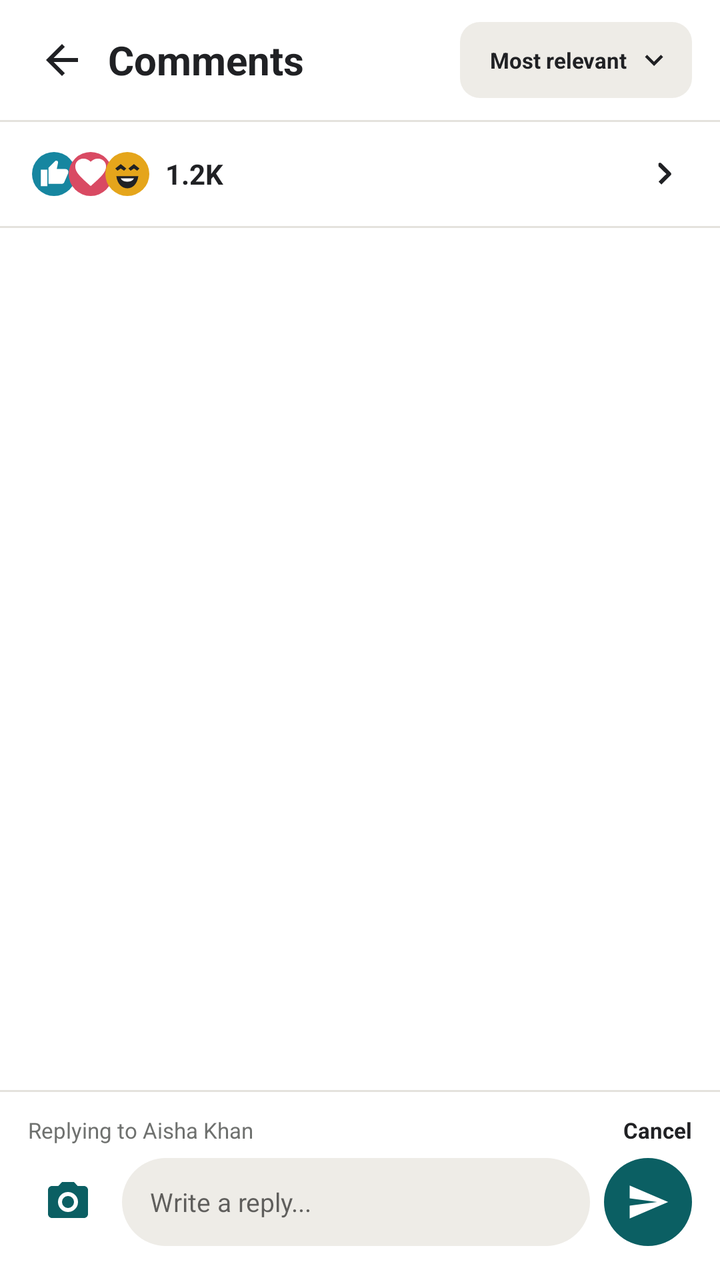
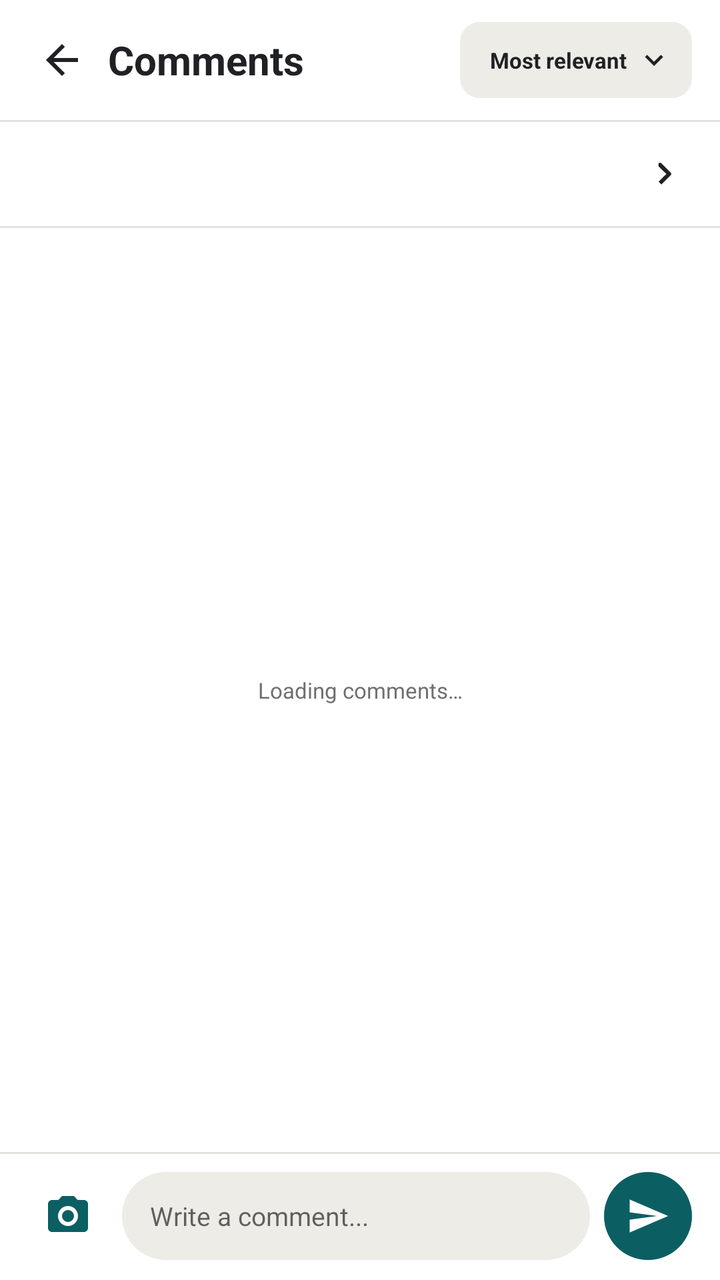

Compare the two renders of this Android layout. The source of the first and the diff that turns it into the second are given below.
<!-- AndroidManifest.xml: application theme Theme.Kinnect -->
<!-- res/layout/activity_comments.xml -->
<?xml version="1.0" encoding="utf-8"?>
<LinearLayout
    xmlns:android="http://schemas.android.com/apk/res/android"
    android:layout_width="match_parent"
    android:layout_height="match_parent"
    android:background="@color/white"
    android:orientation="vertical">

    <LinearLayout
        android:layout_width="match_parent"
        android:layout_height="60dp"
        android:gravity="center_vertical"
        android:paddingStart="8dp"
        android:paddingEnd="14dp">

        <ImageView
            android:id="@+id/backButton"
            android:layout_width="46dp"
            android:layout_height="46dp"
            android:contentDescription="Back"
            android:padding="11dp"
            android:src="@drawable/ic_back" />

        <TextView
            style="@style/Title"
            android:layout_width="0dp"
            android:layout_height="wrap_content"
            android:layout_weight="1"
            android:text="Comments"
            android:textSize="20sp" />

        <LinearLayout
            android:layout_width="116dp"
            android:layout_height="38dp"
            android:background="@drawable/rounded_soft"
            android:gravity="center"
            android:paddingHorizontal="10dp">

            <TextView
                style="@style/Heading"
                android:layout_width="0dp"
                android:layout_height="wrap_content"
                android:layout_weight="1"
                android:gravity="center"
                android:text="Most relevant"
                android:textSize="11sp" />

            <ImageView
                android:layout_width="18dp"
                android:layout_height="18dp"
                android:src="@drawable/ic_chevron_down" />

        </LinearLayout>

    </LinearLayout>

    <View
        android:layout_width="match_parent"
        android:layout_height="1dp"
        android:background="@color/divider" />

    <LinearLayout
        android:layout_width="match_parent"
        android:layout_height="52dp"
        android:gravity="center_vertical"
        android:paddingHorizontal="16dp">

        <ImageView
            android:layout_width="22dp"
            android:layout_height="22dp"
            android:src="@drawable/reaction_like" />

        <ImageView
            android:layout_width="22dp"
            android:layout_height="22dp"
            android:layout_marginStart="-4dp"
            android:src="@drawable/reaction_love" />

        <ImageView
            android:layout_width="22dp"
            android:layout_height="22dp"
            android:layout_marginStart="-4dp"
            android:src="@drawable/reaction_laugh" />

        <TextView
            style="@style/Heading"
            android:layout_width="0dp"
            android:layout_height="wrap_content"
            android:layout_marginStart="8dp"
            android:layout_weight="1"
            android:text="1.2K"
            android:textSize="14sp" />

        <ImageView
            android:layout_width="24dp"
            android:layout_height="24dp"
            android:src="@drawable/ic_chevron_right" />

    </LinearLayout>

    <View
        android:layout_width="match_parent"
        android:layout_height="1dp"
        android:background="@color/divider" />

    <ScrollView
        android:id="@+id/sampleCommentsScroll"
        android:layout_width="match_parent"
        android:layout_height="0dp"
        android:layout_weight="1"
        android:clipToPadding="false"
        android:fillViewport="true"
        android:visibility="gone">

        <LinearLayout
            android:layout_width="match_parent"
            android:layout_height="wrap_content"
            android:orientation="vertical"
            android:paddingHorizontal="16dp"
            android:paddingTop="12dp"
            android:paddingBottom="14dp">

            <LinearLayout
                android:layout_width="match_parent"
                android:layout_height="wrap_content"
                android:gravity="top">

                <TextView
                    android:id="@+id/aishaCommentProfile"
                    style="@style/Avatar"
                    android:layout_width="48dp"
                    android:layout_height="48dp"
                    android:background="@drawable/circle_red"
                    android:text="AK"
                    android:textSize="13sp" />

                <LinearLayout
                    android:layout_width="0dp"
                    android:layout_height="wrap_content"
                    android:layout_marginStart="9dp"
                    android:layout_weight="1"
                    android:orientation="vertical">

                    <TextView
                        style="@style/Body"
                        android:layout_width="match_parent"
                        android:layout_height="wrap_content"
                        android:background="@drawable/rounded_soft"
                        android:padding="12dp"
                        android:text="Aisha Khan\nThat sky is unreal. Which part of the beach was this?"
                        android:textSize="13sp" />

                    <LinearLayout
                        android:layout_width="match_parent"
                        android:layout_height="30dp"
                        android:gravity="center_vertical"
                        android:paddingStart="12dp">

                        <TextView
                            style="@style/Meta"
                            android:layout_width="wrap_content"
                            android:layout_height="wrap_content"
                            android:text="2h"
                            android:textSize="11sp" />

                        <TextView
                            style="@style/Heading"
                            android:layout_width="wrap_content"
                            android:layout_height="wrap_content"
                            android:layout_marginStart="16dp"
                            android:text="Like"
                            android:textColor="@color/primary"
                            android:textSize="11sp" />

                        <TextView
                            style="@style/Heading"
                            android:layout_width="wrap_content"
                            android:layout_height="wrap_content"
                            android:layout_marginStart="16dp"
                            android:text="Reply"
                            android:textSize="11sp" />

                        <Space
                            android:layout_width="0dp"
                            android:layout_height="1dp"
                            android:layout_weight="1" />

                        <LinearLayout
                            android:layout_width="62dp"
                            android:layout_height="28dp"
                            android:background="@drawable/rounded_white"
                            android:gravity="center">

                            <ImageView
                                android:layout_width="18dp"
                                android:layout_height="18dp"
                                android:src="@drawable/reaction_like" />

                            <ImageView
                                android:layout_width="18dp"
                                android:layout_height="18dp"
                                android:layout_marginStart="-3dp"
                                android:src="@drawable/reaction_love" />

                            <TextView
                                style="@style/Meta"
                                android:layout_width="wrap_content"
                                android:layout_height="wrap_content"
                                android:layout_marginStart="3dp"
                                android:text="24" />

                        </LinearLayout>

                    </LinearLayout>

                </LinearLayout>

            </LinearLayout>

            <LinearLayout
                android:layout_width="match_parent"
                android:layout_height="wrap_content"
                android:layout_marginStart="46dp"
                android:gravity="top">

                <TextView
                    android:id="@+id/linaCommentProfile"
                    style="@style/Avatar"
                    android:layout_width="40dp"
                    android:layout_height="40dp"
                    android:background="@drawable/circle_purple"
                    android:text="LM"
                    android:textSize="11sp" />

                <LinearLayout
                    android:layout_width="0dp"
                    android:layout_height="wrap_content"
                    android:layout_marginStart="8dp"
                    android:layout_weight="1"
                    android:orientation="vertical">

                    <TextView
                        style="@style/Body"
                        android:layout_width="match_parent"
                        android:layout_height="wrap_content"
                        android:background="@drawable/rounded_soft"
                        android:padding="11dp"
                        android:text="Lina Marsh\nNear the old pier, right before the rain started!"
                        android:textSize="13sp" />

                    <LinearLayout
                        android:layout_width="match_parent"
                        android:layout_height="29dp"
                        android:gravity="center_vertical"
                        android:paddingStart="11dp">

                        <TextView
                            style="@style/Meta"
                            android:layout_width="wrap_content"
                            android:layout_height="wrap_content"
                            android:text="1h"
                            android:textSize="11sp" />

                        <TextView
                            style="@style/Heading"
                            android:layout_width="wrap_content"
                            android:layout_height="wrap_content"
                            android:layout_marginStart="16dp"
                            android:text="Like"
                            android:textSize="11sp" />

                        <TextView
                            style="@style/Heading"
                            android:layout_width="wrap_content"
                            android:layout_height="wrap_content"
                            android:layout_marginStart="16dp"
                            android:text="Reply"
                            android:textSize="11sp" />

                        <Space
                            android:layout_width="0dp"
                            android:layout_height="1dp"
                            android:layout_weight="1" />

                        <LinearLayout
                            android:layout_width="42dp"
                            android:layout_height="26dp"
                            android:background="@drawable/rounded_white"
                            android:gravity="center">

                            <ImageView
                                android:layout_width="18dp"
                                android:layout_height="18dp"
                                android:src="@drawable/reaction_laugh" />

                            <TextView
                                style="@style/Meta"
                                android:layout_width="wrap_content"
                                android:layout_height="wrap_content"
                                android:layout_marginStart="3dp"
                                android:text="3" />

                        </LinearLayout>

                    </LinearLayout>

                </LinearLayout>

            </LinearLayout>

            <LinearLayout
                android:layout_width="match_parent"
                android:layout_height="wrap_content"
                android:layout_marginStart="46dp"
                android:gravity="top">

                <TextView
                    android:id="@+id/zainCommentProfile"
                    style="@style/Avatar"
                    android:layout_width="40dp"
                    android:layout_height="40dp"
                    android:background="@drawable/circle_teal_mid"
                    android:text="ZR"
                    android:textSize="11sp" />

                <LinearLayout
                    android:layout_width="0dp"
                    android:layout_height="wrap_content"
                    android:layout_marginStart="8dp"
                    android:layout_weight="1"
                    android:orientation="vertical">

                    <TextView
                        style="@style/Body"
                        android:layout_width="match_parent"
                        android:layout_height="wrap_content"
                        android:background="@drawable/rounded_soft"
                        android:padding="11dp"
                        android:text="Zain Raza\n@Lina Marsh next time invite the rest of us"
                        android:textSize="13sp" />

                    <LinearLayout
                        android:layout_width="match_parent"
                        android:layout_height="29dp"
                        android:gravity="center_vertical"
                        android:paddingStart="11dp">

                        <TextView
                            style="@style/Meta"
                            android:layout_width="wrap_content"
                            android:layout_height="wrap_content"
                            android:text="45m"
                            android:textSize="11sp" />

                        <TextView
                            style="@style/Heading"
                            android:layout_width="wrap_content"
                            android:layout_height="wrap_content"
                            android:layout_marginStart="16dp"
                            android:text="Like"
                            android:textSize="11sp" />

                        <TextView
                            style="@style/Heading"
                            android:layout_width="wrap_content"
                            android:layout_height="wrap_content"
                            android:layout_marginStart="16dp"
                            android:text="Reply"
                            android:textSize="11sp" />

                    </LinearLayout>

                </LinearLayout>

            </LinearLayout>

            <TextView
                style="@style/Heading"
                android:layout_width="match_parent"
                android:layout_height="38dp"
                android:layout_marginStart="82dp"
                android:gravity="center_vertical"
                android:text="View 6 more replies"
                android:textSize="12sp" />

            <LinearLayout
                android:layout_width="match_parent"
                android:layout_height="wrap_content"
                android:layout_marginTop="6dp"
                android:gravity="top">

                <TextView
                    android:id="@+id/hamzaCommentProfile"
                    style="@style/Avatar"
                    android:layout_width="48dp"
                    android:layout_height="48dp"
                    android:background="@drawable/circle_green"
                    android:text="HA"
                    android:textSize="13sp" />

                <LinearLayout
                    android:layout_width="0dp"
                    android:layout_height="wrap_content"
                    android:layout_marginStart="9dp"
                    android:layout_weight="1"
                    android:orientation="vertical">

                    <TextView
                        style="@style/Body"
                        android:layout_width="wrap_content"
                        android:layout_height="wrap_content"
                        android:background="@drawable/rounded_soft"
                        android:padding="11dp"
                        android:text="Hamza Ali\nSame spot, one year ago:"
                        android:textSize="13sp" />

                    <ImageView
                        android:layout_width="190dp"
                        android:layout_height="132dp"
                        android:layout_marginTop="6dp"
                        android:scaleType="centerCrop"
                        android:src="@drawable/landscape_blue" />

                    <LinearLayout
                        android:layout_width="190dp"
                        android:layout_height="29dp"
                        android:gravity="center_vertical"
                        android:paddingStart="11dp">

                        <TextView
                            style="@style/Meta"
                            android:layout_width="wrap_content"
                            android:layout_height="wrap_content"
                            android:text="1h"
                            android:textSize="11sp" />

                        <TextView
                            style="@style/Heading"
                            android:layout_width="wrap_content"
                            android:layout_height="wrap_content"
                            android:layout_marginStart="16dp"
                            android:text="Like"
                            android:textSize="11sp" />

                        <TextView
                            style="@style/Heading"
                            android:layout_width="wrap_content"
                            android:layout_height="wrap_content"
                            android:layout_marginStart="16dp"
                            android:text="Reply"
                            android:textSize="11sp" />

                    </LinearLayout>

                </LinearLayout>

            </LinearLayout>

            <LinearLayout
                android:layout_width="match_parent"
                android:layout_height="wrap_content"
                android:layout_marginTop="5dp"
                android:gravity="top">

                <TextView
                    android:id="@+id/mayaCommentProfile"
                    style="@style/Avatar"
                    android:layout_width="48dp"
                    android:layout_height="48dp"
                    android:background="@drawable/circle_green"
                    android:text="MC"
                    android:textSize="13sp" />

                <TextView
                    style="@style/Body"
                    android:layout_width="wrap_content"
                    android:layout_height="wrap_content"
                    android:layout_marginStart="9dp"
                    android:background="@drawable/rounded_soft"
                    android:padding="11dp"
                    android:text="Maya Chen\nFraming this one."
                    android:textSize="13sp" />

            </LinearLayout>

        </LinearLayout>

    </ScrollView>

    <androidx.recyclerview.widget.RecyclerView
        android:id="@+id/commentsRecyclerView"
        android:layout_width="match_parent"
        android:layout_height="0dp"
        android:layout_weight="1"
        android:clipToPadding="false"
        android:paddingBottom="6dp" />

    <View
        android:layout_width="match_parent"
        android:layout_height="1dp"
        android:background="@color/divider" />

    <LinearLayout
        android:layout_width="match_parent"
        android:layout_height="94dp"
        android:orientation="vertical"
        android:paddingHorizontal="14dp"
        android:paddingTop="7dp"
        android:paddingBottom="8dp">

        <LinearLayout
            android:layout_width="match_parent"
            android:layout_height="24dp"
            android:gravity="center_vertical">

            <TextView
                android:id="@+id/replyingLabel"
                style="@style/Meta"
                android:layout_width="0dp"
                android:layout_height="wrap_content"
                android:layout_weight="1"
                android:text="Replying to Aisha Khan"
                android:textSize="11sp" />

            <TextView
                android:id="@+id/cancelReplyButton"
                style="@style/Heading"
                android:layout_width="wrap_content"
                android:layout_height="wrap_content"
                android:text="Cancel"
                android:textSize="11sp" />

        </LinearLayout>

        <LinearLayout
            android:layout_width="match_parent"
            android:layout_height="48dp"
            android:gravity="center_vertical">

            <ImageView
                android:layout_width="40dp"
                android:layout_height="40dp"
                android:contentDescription="Camera"
                android:padding="8dp"
                android:src="@drawable/ic_camera"
                android:tint="@color/primary" />

            <EditText
                android:id="@+id/commentInput"
                android:layout_width="0dp"
                android:layout_height="44dp"
                android:layout_marginHorizontal="7dp"
                android:layout_weight="1"
                android:background="@drawable/input_pill"
                android:hint="Write a reply..."
                android:paddingHorizontal="14dp"
                android:textSize="13sp" />

            <ImageView
                android:id="@+id/sendCommentButton"
                android:layout_width="44dp"
                android:layout_height="44dp"
                android:background="@drawable/circle_teal"
                android:contentDescription="Send"
                android:padding="11dp"
                android:src="@drawable/ic_send"
                android:tint="@color/white" />

        </LinearLayout>

    </LinearLayout>

</LinearLayout>
<!-- resources referenced by this layout -->
<resources>
  <color name="divider">#E4E2DD</color>
  <color name="primary">#0B5F63</color>
  <color name="white">#FFFFFFFF</color>
  <!-- drawable circle_green (drawable) -->
  <shape xmlns:android="http://schemas.android.com/apk/res/android" android:shape="oval"><solid android:color="@color/green"/></shape>
  <!-- drawable circle_purple (drawable) -->
  <shape xmlns:android="http://schemas.android.com/apk/res/android" android:shape="oval"><solid android:color="@color/purple"/></shape>
  <!-- drawable circle_red (drawable) -->
  <shape xmlns:android="http://schemas.android.com/apk/res/android" android:shape="oval"><solid android:color="@color/red"/></shape>
  <!-- drawable circle_teal (drawable) -->
  <shape xmlns:android="http://schemas.android.com/apk/res/android" android:shape="oval"><solid android:color="@color/primary"/></shape>
  <!-- drawable circle_teal_mid (drawable) -->
  <shape xmlns:android="http://schemas.android.com/apk/res/android" android:shape="oval">
      <solid android:color="@color/teal_mid" />
  </shape>
  <!-- drawable ic_send (drawable) -->
  <vector xmlns:android="http://schemas.android.com/apk/res/android" android:width="24dp" android:height="24dp" android:viewportWidth="24" android:viewportHeight="24"><path android:fillColor="@color/text_primary" android:pathData="M2.01,21L23,12 2.01,3 2,10l15,2 -15,2z"/></vector>
  <!-- drawable input_pill (drawable) -->
  <shape xmlns:android="http://schemas.android.com/apk/res/android">
      <solid android:color="@color/surface_soft" />
      <corners android:radius="24dp" />
  </shape>
  <!-- drawable rounded_soft (drawable) -->
  <shape xmlns:android="http://schemas.android.com/apk/res/android">
      <solid android:color="@color/surface_soft" />
      <corners android:radius="10dp" />
  </shape>
  <!-- drawable rounded_white (drawable) -->
  <shape xmlns:android="http://schemas.android.com/apk/res/android"><solid android:color="@color/white"/><corners android:radius="12dp"/><stroke android:width="1dp" android:color="@color/divider"/></shape>
  <style name="Body"><item name="android:fontFamily">sans</item><item name="android:textColor">@color/text_primary</item><item name="android:textSize">14sp</item></style>
  <style name="Heading"><item name="android:fontFamily">sans</item><item name="android:textColor">@color/text_primary</item><item name="android:textSize">16sp</item><item name="android:textStyle">bold</item></style>
  <style name="Meta"><item name="android:fontFamily">sans</item><item name="android:textColor">@color/text_secondary</item><item name="android:textSize">11sp</item></style>
  <style name="Title"><item name="android:fontFamily">sans</item><item name="android:textColor">@color/text_primary</item><item name="android:textSize">24sp</item><item name="android:textStyle">bold</item></style>
  <color name="green">#2F7359</color>
  <color name="purple">#765184</color>
  <color name="red">#D94147</color>
  <color name="teal_mid">#24777A</color>
  <color name="text_primary">#202124</color>
  <color name="surface_soft">#EEECE7</color>
  <color name="reaction_yellow">#E5A51B</color>
  <color name="reaction_blue">#1686A0</color>
  <color name="reaction_pink">#D94A63</color>
  <color name="text_secondary">#6F716F</color>
  <!-- unchanged entries left out for length: 10 -->
</resources>

<!-- the commit's change to res/layout/activity_comments.xml (unified diff, before → after) -->
@@ -30,6 +30,7 @@
             android:textSize="20sp" />
 
         <LinearLayout
+            android:id="@+id/commentsSortButton"
             android:layout_width="116dp"
             android:layout_height="38dp"
             android:background="@drawable/rounded_soft"
@@ -37,6 +38,7 @@
             android:paddingHorizontal="10dp">
 
             <TextView
+                android:id="@+id/commentsSortLabel"
                 style="@style/Heading"
                 android:layout_width="0dp"
                 android:layout_height="wrap_content"
@@ -66,21 +68,27 @@
         android:paddingHorizontal="16dp">
 
         <ImageView
+            android:id="@+id/commentsReaction1"
+            android:visibility="gone"
             android:layout_width="22dp"
             android:layout_height="22dp"
-            android:src="@drawable/reaction_like" />
+            android:contentDescription="Reaction" />
 
         <ImageView
+            android:id="@+id/commentsReaction2"
+            android:visibility="gone"
             android:layout_width="22dp"
             android:layout_height="22dp"
             android:layout_marginStart="-4dp"
-            android:src="@drawable/reaction_love" />
+            android:contentDescription="Reaction" />
 
         <ImageView
+            android:id="@+id/commentsReaction3"
+            android:visibility="gone"
             android:layout_width="22dp"
             android:layout_height="22dp"
             android:layout_marginStart="-4dp"
-            android:src="@drawable/reaction_laugh" />
+            android:contentDescription="Reaction" />
 
         <TextView
             style="@style/Heading"
@@ -88,7 +96,8 @@
             android:layout_height="wrap_content"
             android:layout_marginStart="8dp"
             android:layout_weight="1"
-            android:text="1.2K"
+            android:id="@+id/commentsReactionSummary"
+            android:text=""
             android:textSize="14sp" />
 
         <ImageView
@@ -487,13 +496,29 @@
 
     </ScrollView>
 
-    <androidx.recyclerview.widget.RecyclerView
-        android:id="@+id/commentsRecyclerView"
+    <RelativeLayout
         android:layout_width="match_parent"
         android:layout_height="0dp"
-        android:layout_weight="1"
-        android:clipToPadding="false"
-        android:paddingBottom="6dp" />
+        android:layout_weight="1">
+
+        <androidx.recyclerview.widget.RecyclerView
+            android:id="@+id/commentsRecyclerView"
+            android:layout_width="match_parent"
+            android:layout_height="match_parent"
+            android:clipToPadding="false"
+            android:paddingBottom="6dp" />
+
+        <TextView
+            android:id="@+id/commentsEmpty"
+            style="@style/Meta"
+            android:layout_width="match_parent"
+            android:layout_height="wrap_content"
+            android:layout_centerInParent="true"
+            android:gravity="center"
+            android:padding="24dp"
+            android:text="Loading comments…" />
+
+    </RelativeLayout>
 
     <View
         android:layout_width="match_parent"
@@ -502,16 +527,18 @@
 
     <LinearLayout
         android:layout_width="match_parent"
-        android:layout_height="94dp"
+        android:layout_height="wrap_content"
         android:orientation="vertical"
         android:paddingHorizontal="14dp"
         android:paddingTop="7dp"
         android:paddingBottom="8dp">
 
         <LinearLayout
+            android:id="@+id/replyingBar"
             android:layout_width="match_parent"
             android:layout_height="24dp"
-            android:gravity="center_vertical">
+            android:gravity="center_vertical"
+            android:visibility="gone">
 
             <TextView
                 android:id="@+id/replyingLabel"
@@ -519,18 +546,60 @@
                 android:layout_width="0dp"
                 android:layout_height="wrap_content"
                 android:layout_weight="1"
-                android:text="Replying to Aisha Khan"
+                android:text=""
                 android:textSize="11sp" />
 
             <TextView
                 android:id="@+id/cancelReplyButton"
                 style="@style/Heading"
                 android:layout_width="wrap_content"
-                android:layout_height="wrap_content"
+                android:layout_height="match_parent"
+                android:gravity="center_vertical"
+                android:paddingStart="12dp"
                 android:text="Cancel"
                 android:textSize="11sp" />
 
         </LinearLayout>
+
+        <RelativeLayout
+            android:id="@+id/commentAttachment"
+            android:layout_width="72dp"
+            android:layout_height="72dp"
+            android:layout_marginBottom="6dp"
+            android:layout_marginStart="47dp"
+            android:visibility="gone">
+
+            <ImageView
+                android:id="@+id/commentAttachmentImage"
+                android:layout_width="match_parent"
+                android:layout_height="match_parent"
+                android:background="@drawable/rounded_soft"
+                android:contentDescription="Photo to send"
+                android:scaleType="centerCrop" />
+
+            <ImageView
+                android:id="@+id/commentAttachmentRemove"
+                android:layout_width="22dp"
+                android:layout_height="22dp"
+                android:layout_alignParentEnd="true"
+                android:layout_margin="3dp"
+                android:background="@drawable/circle_dark"
+                android:contentDescription="Remove photo"
+                android:padding="4dp"
+                android:src="@drawable/ic_close"
+                android:tint="@color/white" />
+
+            <TextView
+                android:id="@+id/commentUploadStatus"
+                android:layout_width="match_parent"
+                android:layout_height="match_parent"
+                android:background="@color/overlay_dark"
+                android:gravity="center"
+                android:textColor="@color/white"
+                android:textStyle="bold"
+                android:visibility="gone" />
+
+        </RelativeLayout>
 
         <LinearLayout
             android:layout_width="match_parent"
@@ -538,9 +607,10 @@
             android:gravity="center_vertical">
 
             <ImageView
+                android:id="@+id/commentImageButton"
                 android:layout_width="40dp"
                 android:layout_height="40dp"
-                android:contentDescription="Camera"
+                android:contentDescription="Add a photo"
                 android:padding="8dp"
                 android:src="@drawable/ic_camera"
                 android:tint="@color/primary" />
@@ -552,7 +622,9 @@
                 android:layout_marginHorizontal="7dp"
                 android:layout_weight="1"
                 android:background="@drawable/input_pill"
-                android:hint="Write a reply..."
+                android:hint="Write a comment..."
+                android:inputType="textCapSentences|textMultiLine"
+                android:maxLines="3"
                 android:paddingHorizontal="14dp"
                 android:textSize="13sp" />
 
<!-- resource entries referenced after the edit -->
@@ -1,8 +1,13 @@
 <!-- resources referenced by this layout -->
 <resources>
   <color name="divider">#E4E2DD</color>
+  <color name="overlay_dark">#99000000</color>
   <color name="primary">#0B5F63</color>
   <color name="white">#FFFFFFFF</color>
+  <!-- drawable circle_dark (drawable) -->
+  <shape xmlns:android="http://schemas.android.com/apk/res/android" android:shape="oval">
+      <solid android:color="#66707968" />
+  </shape>
   <!-- drawable circle_green (drawable) -->
   <shape xmlns:android="http://schemas.android.com/apk/res/android" android:shape="oval"><solid android:color="@color/green"/></shape>
   <!-- drawable circle_purple (drawable) -->
@@ -15,6 +20,8 @@
   <shape xmlns:android="http://schemas.android.com/apk/res/android" android:shape="oval">
       <solid android:color="@color/teal_mid" />
   </shape>
+  <!-- drawable ic_close (drawable) -->
+  <vector xmlns:android="http://schemas.android.com/apk/res/android" android:width="24dp" android:height="24dp" android:viewportWidth="24" android:viewportHeight="24"><path android:fillColor="@color/text_primary" android:pathData="M18.3,5.71L12,12l6.3,6.29 -1.41,1.42L10.59,13.41 4.29,19.71 2.88,18.29 9.17,12 2.88,5.71 4.29,4.29 10.59,10.59 16.89,4.29z"/></vector>
   <!-- drawable ic_send (drawable) -->
   <vector xmlns:android="http://schemas.android.com/apk/res/android" android:width="24dp" android:height="24dp" android:viewportWidth="24" android:viewportHeight="24"><path android:fillColor="@color/text_primary" android:pathData="M2.01,21L23,12 2.01,3 2,10l15,2 -15,2z"/></vector>
   <!-- drawable input_pill (drawable) -->
